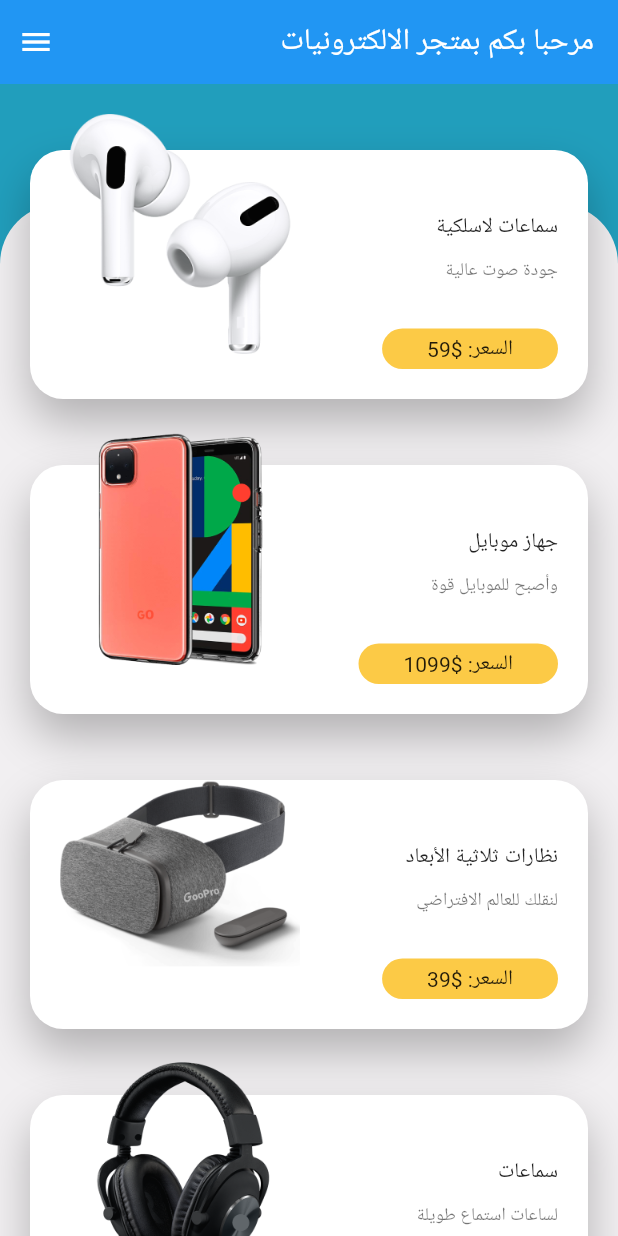
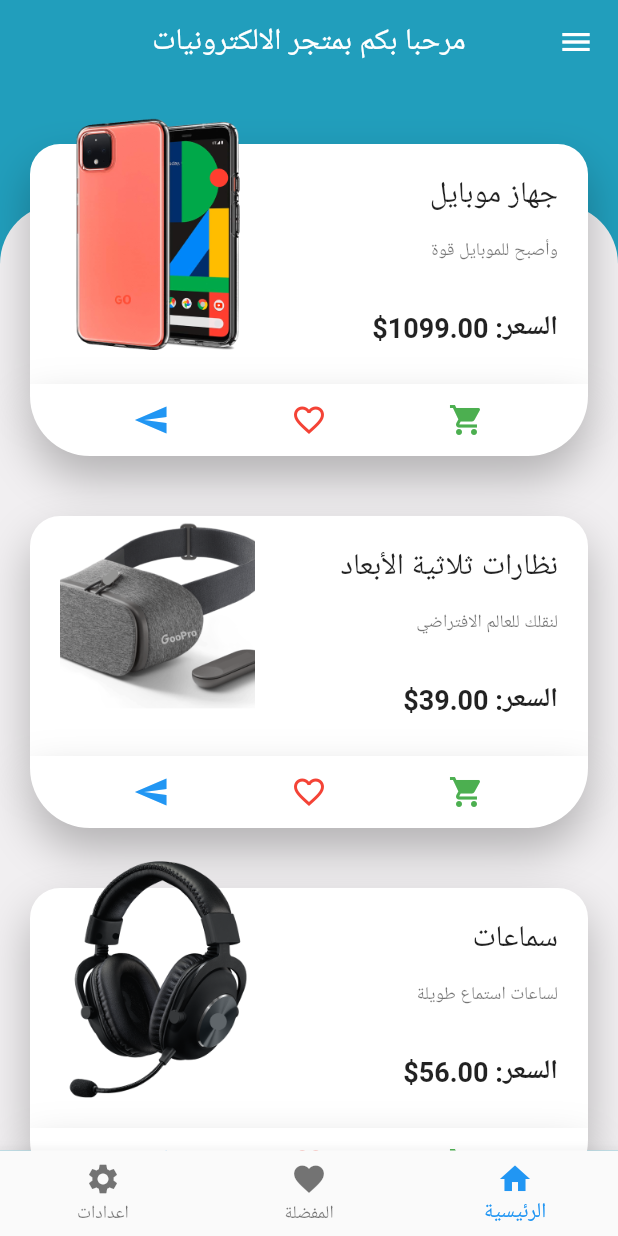
Before and after one commit to naeimDz/Coding_Playground, a Flutter app: the screen it shows after launch, on a phone screen of 412 x 824 dp. Run offline on Flutter 3.47's test engine with Material 2 defaults, Android fonts, the phone set to English and light mode, and no system bars; our stand-ins replace flutter_mobx, google_fonts, mobx; generated files the repository leaves out were written again; Roboto replaces fonts that are missing (Almarai).

```diff
--- a/lib/main.dart
+++ b/lib/main.dart
@@ -1,7 +1,10 @@
 import 'package:flutter/material.dart';
 import 'package:google_fonts/google_fonts.dart';
 import 'package:flutter_localizations/flutter_localizations.dart';
+import 'package:provider/provider.dart';
+import 'package:space_practice/mobx/favorite_mobx.dart';
 import 'package:space_practice/screens/home_screen.dart';
+import 'package:space_practice/utils/routes.dart';
 
 import 'constants.dart';
 
@@ -14,7 +17,11 @@ class MyApp extends StatelessWidget {
 
   @override
   Widget build(BuildContext context) {
-    return MaterialApp(
+    return MultiProvider(
+      providers: [
+        Provider<Favorite>(create: (context) => Favorite(),)
+      ],
+      child: MaterialApp(
         debugShowCheckedModeBanner: false,
         title: 'Electrical Store',
         theme: ThemeData(
@@ -28,10 +35,11 @@ class MyApp extends StatelessWidget {
           GlobalMaterialLocalizations.delegate,
           GlobalWidgetsLocalizations.delegate,
         ],
-      supportedLocales: const [Locale("ar", "AE")],
-      locale: const Locale("ar", "AE"),
+        supportedLocales: const [Locale("ar")],
+        locale: const Locale("ar"),
+        onGenerateRoute: Routes.generateRoute,
 
-      home: HomeScreen(),
+      ),
     );
   }
 }
--- a/lib/models/product.dart
+++ b/lib/models/product.dart
@@ -1,6 +1,6 @@
 class Product {
-  final int id, price;
-  final String title, subTitle, description, image;
+   int id, price;
+   String title, subTitle, description, image;
 
   Product(
       {required this.id,
@@ -14,22 +14,13 @@ class Product {
 // list of products
 List<Product> products = [
   Product(
-    id: 1,
-    price: 59,
-    title: "سماعات لاسلكية",
-    subTitle: "جودة صوت عالية",
-    image: "images/airpod.png",
-    description:
-        "لوريم ايبسوم دولار سيت أميت ,كونسيكتيتور أدايبا يسكينج أليايت,سيت دو أيوسمود تيمبور أنكايديديونتيوت لابوري ات دولار ماجنا أليكيوا.",
-  ),
-  Product(
     id: 2,
     price: 1099,
     title: "جهاز موبايل",
     subTitle: "وأصبح للموبايل قوة",
     image: "images/mobile.png",
     description:
-        "لوريم ايبسوم دولار سيت أميت ,كونسيكتيتور أدايبا يسكينج أليايت,سيت دو أيوسمود تيمبور أنكايديديونتيوت لابوري ات دولار ماجنا أليكيوا.",
+        "لوريم ايبسوم دولار سيت أميت ,كونسيكتيتور أدايبا يسكينج أليايت,سيت دو أيوسمود تيمبور أنكايديديونتيوت لابوري ات دولار ماجنا أليكيوا.\n لوريم ايبسوم دولار سيت أميت ,كونسيكتيتور أدايبا يسكينج أليايت,سيت دو أيوسمود تيمبور أنكايديديونتيوت لابوري ات دولار ماجنا أليكيوا.",
   ),
   Product(
     id: 3,
@@ -46,6 +37,69 @@ List<Product> products = [
     title: "سماعات",
     subTitle: "لساعات استماع طويلة",
     image: "images/headset.png",
+    description:
+        "لوريم ايبسوم دولار سيت أميت ,كونسيكتيتور أدايبا يسكينج أليايت,سيت دو أيوسمود تيمبور أنكايديديونتيوت لابوري ات دولار ماجنا أليكيوا.",
+  ),
+  Product(
+    id: 1,
+    price: 59,
+    title: "سماعات لاسلكية",
+    subTitle: "جودة صوت عالية",
+    image: "images/airpod.png",
+    description:
+        "لوريم ايبسوم دولار سيت أميت ,كونسيكتيتور أدايبا يسكينج أليايت,سيت دو أيوسمود تيمبور أنكايديديونتيوت لابوري ات دولار ماجنا أليكيوا.",
+  ),
+  Product(
+    id: 5,
+    price: 68,
+    title: "مسجل صوت",
+    subTitle: "سجل اللحظات المهمة حولك",
+    image: "images/speaker.png",
+    description:
+        "لوريم ايبسوم دولار سيت أميت ,كونسيكتيتور أدايبا يسكينج أليايت,سيت دو أيوسمود تيمبور أنكايديديونتيوت لابوري ات دولار ماجنا أليكيوا.",
+  ),
+  Product(
+    id: 6,
+    price: 39,
+    title: "كاميرات كمبيوتر",
+    subTitle: "بجودة ودقة صورة عالية",
+    image: "images/camera.png",
+    description:
+        "لوريم ايبسوم دولار سيت أميت ,كونسيكتيتور أدايبا يسكينج أليايت,سيت دو أيوسمود تيمبور أنكايديديونتيوت لابوري ات دولار ماجنا أليكيوا.",
+  ),
+  Product(
+    id: 2,
+    price: 1099,
+    title: "جهاز موبايل",
+    subTitle: "وأصبح للموبايل قوة",
+    image: "images/mobile.png",
+    description:
+        "لوريم ايبسوم دولار سيت أميت ,كونسيكتيتور أدايبا يسكينج أليايت,سيت دو أيوسمود تيمبور أنكايديديونتيوت لابوري ات دولار ماجنا أليكيوا.\n لوريم ايبسوم دولار سيت أميت ,كونسيكتيتور أدايبا يسكينج أليايت,سيت دو أيوسمود تيمبور أنكايديديونتيوت لابوري ات دولار ماجنا أليكيوا.",
+  ),
+  Product(
+    id: 3,
+    price: 39,
+    title: "نظارات ثلاثية الأبعاد",
+    subTitle: "لنقلك للعالم الافتراضي",
+    image: "images/class.png",
+    description:
+        "لوريم ايبسوم دولار سيت أميت ,كونسيكتيتور أدايبا يسكينج أليايت,سيت دو أيوسمود تيمبور أنكايديديونتيوت لابوري ات دولار ماجنا أليكيوا.",
+  ),
+  Product(
+    id: 4,
+    price: 56,
+    title: "سماعات",
+    subTitle: "لساعات استماع طويلة",
+    image: "images/headset.png",
+    description:
+        "لوريم ايبسوم دولار سيت أميت ,كونسيكتيتور أدايبا يسكينج أليايت,سيت دو أيوسمود تيمبور أنكايديديونتيوت لابوري ات دولار ماجنا أليكيوا.",
+  ),
+  Product(
+    id: 1,
+    price: 59,
+    title: "سماعات لاسلكية",
+    subTitle: "جودة صوت عالية",
+    image: "images/airpod.png",
     description:
         "لوريم ايبسوم دولار سيت أميت ,كونسيكتيتور أدايبا يسكينج أليايت,سيت دو أيوسمود تيمبور أنكايديديونتيوت لابوري ات دولار ماجنا أليكيوا.",
   ),
--- a/lib/screens/details_screen.dart
+++ b/lib/screens/details_screen.dart
@@ -4,9 +4,10 @@ import '../models/product.dart';
 import '../widgets/details/details_body.dart';
 
 class DetailsScreen extends StatelessWidget {
+  static const String detailScreen = '/detail';
   final Product product;
 
-  const DetailsScreen({ required this.product}) ;
+  const DetailsScreen({super.key, required this.product});
 
   @override
   Widget build(BuildContext context) {
--- a/lib/screens/home_screen.dart
+++ b/lib/screens/home_screen.dart
@@ -1,33 +1,60 @@
 import 'package:flutter/material.dart';
 import 'package:google_fonts/google_fonts.dart';
-
+import 'package:space_practice/screens/settings_screen/settings.dart';
 import '../constants.dart';
 import '../widgets/home/home_body.dart';
+import 'favorite_screen/favorite.dart';
 
-class HomeScreen extends StatelessWidget {
+class HomeScreen extends StatefulWidget {
+  static const String homeScreen = '/home';
+  const HomeScreen({super.key});
+
+  @override
+  State<HomeScreen> createState() => _HomeScreenState();
+}
+
+class _HomeScreenState extends State<HomeScreen> {
+  int _currentIndex = 0;
+  final List<Widget> _tabs = [
+    const HomeBody(),
+    const FavoritesTab(),
+    const SettingsTab(),
+  ];
   @override
   Widget build(BuildContext context) {
     return Scaffold(
+      drawer: const Drawer(),
       backgroundColor: kPrimaryColor,
       appBar: homeAppBar(),
-      body: HomeBody(),
+      body: _tabs[_currentIndex],
+      bottomNavigationBar: BottomNavigationBar(
+        items: const [
+          BottomNavigationBarItem(icon: Icon(Icons.home), label: "الرئيسية"),
+          BottomNavigationBarItem(
+            icon: Icon(Icons.favorite),
+            label: "المفضلة",
+          ),
+          BottomNavigationBarItem(icon: Icon(Icons.settings), label: "اعدادات")
+        ],
+        currentIndex: _currentIndex,
+        onTap: (value) {
+          setState(
+            () => _currentIndex = value,
+          );
+        },
+      ),
     );
   }
 
   AppBar homeAppBar() {
     return AppBar(
+      backgroundColor: kPrimaryColor,
       elevation: 0,
       title: Text(
         'مرحبا بكم بمتجر الالكترونيات',
         style: GoogleFonts.getFont('Almarai'),
       ),
-      centerTitle: false,
-      actions: [
-        IconButton(
-          icon: Icon(Icons.menu),
-          onPressed: () {},
-        ),
-      ],
+      centerTitle: true,
     );
   }
 }
--- /dev/null
+++ b/lib/utils/routes.dart
@@ -0,0 +1,28 @@
+import 'package:flutter/material.dart';
+import 'package:space_practice/screens/details_screen.dart';
+import 'package:space_practice/screens/favorite_screen/favorite.dart';
+import 'package:space_practice/screens/home_screen.dart';
+import 'package:space_practice/screens/settings_screen/settings.dart';
+import '../models/product.dart';
+
+class Routes {
+  static Route<dynamic> generateRoute(RouteSettings settings) {
+    switch (settings.name) {
+      case HomeScreen.homeScreen:
+        return _buildRoute(const HomeScreen());
+      case DetailsScreen.detailScreen:
+        final Product product = settings.arguments as Product;
+        return _buildRoute(DetailsScreen(product: product));
+      case FavoritesTab.favoriteScreen:
+        return _buildRoute(const FavoritesTab());
+      case SettingsTab.settingsScreen:
+        return _buildRoute(const SettingsTab());
+      default:
+        return _buildRoute(const HomeScreen());
+    }
+  }
+
+  static MaterialPageRoute _buildRoute(Widget builder) {
+    return MaterialPageRoute(builder: (_) => builder);
+  }
+}
--- a/lib/widgets/home/home_body.dart
+++ b/lib/widgets/home/home_body.dart
@@ -18,8 +18,8 @@ class HomeBody extends StatelessWidget {
             child: Stack(
               children: [
                 Container(
-                  margin:const EdgeInsets.only(top: 70.0),
-                  decoration:const BoxDecoration(
+                  margin: const EdgeInsets.only(top: 70.0),
+                  decoration: const BoxDecoration(
                     color: kBackgroundColor,
                     borderRadius: BorderRadius.only(
                       topLeft: Radius.circular(40),
@@ -29,19 +29,18 @@ class HomeBody extends StatelessWidget {
                 ),
                 ListView.builder(
                   itemCount: products.length,
-                  itemBuilder: (context, index) => ProductCard(
-                    itemIndex: index,
-                    product: products[index],
-                    press: () {
-                      Navigator.push(
+                  itemBuilder: (context, index) => InkWell(
+                    onTap: () {
+                      Navigator.pushReplacementNamed(
                         context,
-                        MaterialPageRoute(
-                          builder: (context) => DetailsScreen(
-                            product: products[index],
-                          ),
-                        ),
+                        DetailsScreen.detailScreen,
+                        arguments: products[index],
                       );
                     },
+                    child: ProductCard(
+                      itemIndex: index,
+                      product: products[index],
+                    ),
                   ),
                 ),
               ],
--- a/lib/widgets/home/product_cart.dart
+++ b/lib/widgets/home/product_cart.dart
@@ -1,5 +1,8 @@
 import 'package:flutter/material.dart';
+import 'package:flutter_mobx/flutter_mobx.dart';
+import 'package:provider/provider.dart';
 import '../../constants.dart';
+import '../../mobx/favorite_mobx.dart';
 import '../../models/product.dart';
 
 class ProductCard extends StatelessWidget {
@@ -7,35 +10,41 @@ class ProductCard extends StatelessWidget {
     super.key,
     required this.itemIndex,
     required this.product,
-    required this.press,
   });
-
   final int itemIndex;
   final Product product;
-  final Function press;
 
   @override
   Widget build(BuildContext context) {
-    Size size = MediaQuery.of(context).size;
+    Favorite favorite = Provider.of<Favorite>(context);
+    bool check(int id) {
+      return favorite.favoriteProducts
+          .where((element) => element.id == id)
+          .isEmpty;
+    }
+
     return Container(
       margin: const EdgeInsets.symmetric(
         horizontal: kDefaultPadding,
         vertical: kDefaultPadding / 2,
       ),
-      height: 190.0,
-      child: InkWell(
-        onTap: () {
-          press;
-        },
+      child: Column(
+        children: [
+          SizedBox(
+            height: 180,
             child: Stack(
+              clipBehavior: Clip.none,
               alignment: Alignment.bottomCenter,
               children: [
                 Container(
-              height: 166.0,
-              decoration: BoxDecoration(
-                borderRadius: BorderRadius.circular(22),
+                  height: 160.0,
+                  decoration: const BoxDecoration(
+                    borderRadius: BorderRadius.only(
+                      topLeft: Radius.circular(20),
+                      topRight: Radius.circular(20),
+                    ),
                     color: Colors.white,
-                boxShadow: const [
+                    boxShadow: [
                       BoxShadow(
                           offset: Offset(0, 15),
                           blurRadius: 25,
@@ -43,60 +52,45 @@ class ProductCard extends StatelessWidget {
                     ],
                   ),
                 ),
+                // image
                 Positioned(
                   top: 0.0,
                   left: 0.0,
                   child: Container(
                     padding: EdgeInsets.symmetric(horizontal: kDefaultPadding),
                     height: 160.0,
-                width: 200.0,
+                    width: 170.0,
                     child: Image.asset(
                       product.image,
                       fit: BoxFit.cover,
                     ),
                   ),
                 ),
+                // title + description+price
                 Positioned(
-              bottom: 0.0,
+                  top: 40.0,
                   right: 0.0,
-              child: SizedBox(
-                height: 136.0,
-                // Because oure image is 200 width, then: width - 200
-                width: size.width - 200,
+                  child: Padding(
+                    padding:
+                        const EdgeInsets.symmetric(horizontal: kDefaultPadding),
                     child: Column(
                       crossAxisAlignment: CrossAxisAlignment.start,
                       children: [
-                    Spacer(),
-                    Padding(
-                      padding: const EdgeInsets.symmetric(
-                          horizontal: kDefaultPadding),
-                      child: Text(
+                        Text(
                           product.title,
-                        style: Theme.of(context).textTheme.bodyText1,
+                          style: Theme.of(context).textTheme.titleLarge,
                         ),
-                    ),
-                    Spacer(),
-                    Padding(
-                      padding: const EdgeInsets.symmetric(
-                          horizontal: kDefaultPadding),
-                      child: Text(
+                        const SizedBox(height: 15),
+                        Text(
                           product.subTitle,
                           style: Theme.of(context).textTheme.caption,
                         ),
-                    ),
-                    Spacer(),
-                    Padding(
-                      padding: const EdgeInsets.all(kDefaultPadding),
-                      child: Container(
-                        padding: EdgeInsets.symmetric(
-                          horizontal: kDefaultPadding * 1.5, // 30 px padding
-                          vertical: kDefaultPadding / 5, // 5 px padding
-                        ),
-                        decoration: BoxDecoration(
-                          color: kSecondaryColor,
-                          borderRadius: BorderRadius.circular(22),
-                        ),
-                        child: Text('السعر: \$${product.price}'),
+                        const SizedBox(height: 32),
+                        Text(
+                          'السعر: ${product.price.toStringAsFixed(2)}\$', // Format price with 2 decimal places
+                          style: TextStyle(
+                            fontWeight: FontWeight.bold,
+                            fontSize: 18,
                           ),
                         ),
                       ],
@@ -106,6 +100,48 @@ class ProductCard extends StatelessWidget {
               ],
             ),
           ),
+          Container(
+              decoration: const BoxDecoration(
+                borderRadius: BorderRadius.only(
+                  bottomLeft: Radius.circular(40),
+                  bottomRight: Radius.circular(40),
+                ),
+                color: Colors.white,
+                boxShadow: [
+                  BoxShadow(
+                      offset: Offset(0, 15),
+                      blurRadius: 25,
+                      color: Colors.black26),
+                ],
+              ),
+              child: Row(
+                mainAxisAlignment: MainAxisAlignment.spaceEvenly,
+                children: [
+                  IconButton(
+                    onPressed: () => null,
+                    icon: Icon(Icons.shopping_cart),
+                    color: Colors.green,
+                  ),
+                  IconButton(
+                    onPressed: () => favorite.addFavorite(product),
+                    icon: check(product.id)
+                        ? Icon(Icons.favorite_outline)
+                        : Icon(Icons.favorite),
+                    color: Colors.red,
+                  ),
+                  IconButton(
+                    onPressed: () {
+                      print(products[4].price);
+                      products[4].price = 1703;
+                      print(products[4].price);
+                    },
+                    icon: Icon(Icons.send),
+                    color: Colors.blue,
+                  ),
+                ],
+              )),
+        ],
+      ),
     );
   }
 }
--- a/pubspec.yaml
+++ b/pubspec.yaml
@@ -36,6 +36,11 @@ dependencies:
   # Use with the CupertinoIcons class for iOS style icons.
   cupertino_icons: ^1.0.2
   google_fonts: ^5.1.0
+  flutter_mobx: ^2.0.6+5
+  provider: ^6.0.5
+  build_runner: ^2.4.6
+  mobx_codegen: ^2.3.0
+  mobx: ^2.2.0
 
 dev_dependencies:
   flutter_test:
```
Also changed, not shown: lib/mobx/favorite_mobx.dart (added, +26 -0 lines), lib/screens/favorite_screen/favorite.dart (added, +92 -0 lines), lib/screens/settings_screen/settings.dart (added, +38 -0 lines), lib/widgets/details/details_body.dart (+37 -26 lines), lib/widgets/details/product_image.dart (+9 -11 lines), lib/mobx/favorite_mobx.g.dart (added), pubspec.lock, ss/1.png (added), ss/2.png (added), ss/3.png (added), ss/4.png (added), 1 other file. Lines whose indentation alone changed are shown as unchanged.
